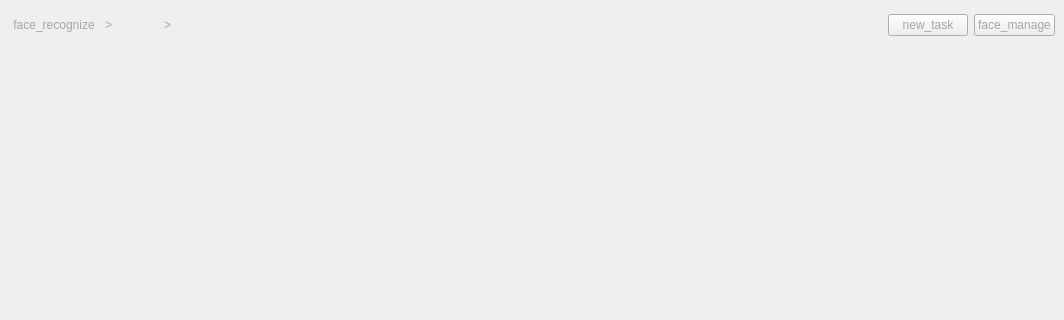
Qt form app/ui/FaceUI.ui (Meydan-ZHOU/smileSystem) before a commit; both pictures show x 0 to 1064 and y 0 to 320 of the 1064 by 729 pixel window.
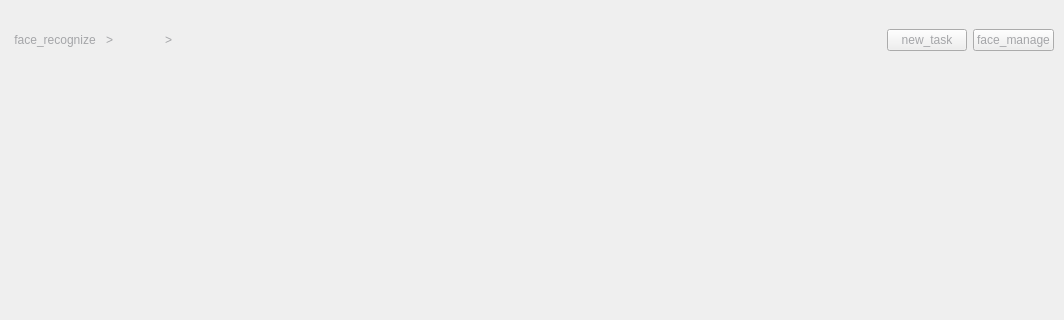
The same form after that commit.

The edit to the form file:
```diff
--- a/app/ui/FaceUI.ui
+++ b/app/ui/FaceUI.ui
@@ -31,13 +31,31 @@
    </property>
    <item>
     <widget class="QWidget" name="widget_top" native="true">
+     <property name="minimumSize">
+      <size>
+       <width>0</width>
+       <height>50</height>
+      </size>
+     </property>
      <property name="maximumSize">
       <size>
        <width>16777215</width>
-       <height>50</height>
+       <height>80</height>
       </size>
      </property>
      <layout class="QHBoxLayout" name="horizontalLayout_2">
+      <property name="leftMargin">
+       <number>10</number>
+      </property>
+      <property name="topMargin">
+       <number>0</number>
+      </property>
+      <property name="rightMargin">
+       <number>10</number>
+      </property>
+      <property name="bottomMargin">
+       <number>0</number>
+      </property>
       <item>
        <widget class="QPushButton" name="pushButton_face_back_2">
         <property name="cursor">
```
